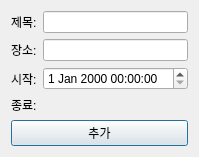
Qt form scheduledialog.ui (ilzelda/VEDA-Calendar) before a commit.
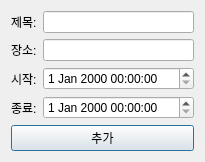
The same form after that commit.

The edit to the form file:
```diff
--- a/scheduledialog.ui
+++ b/scheduledialog.ui
@@ -6,8 +6,8 @@
    <rect>
     <x>0</x>
     <y>0</y>
-    <width>186</width>
-    <height>128</height>
+    <width>205</width>
+    <height>150</height>
    </rect>
   </property>
   <property name="windowTitle">
@@ -57,6 +57,9 @@
        </property>
       </widget>
      </item>
+     <item row="3" column="1">
+      <widget class="QDateTimeEdit" name="dateTimeEditEnd"/>
+     </item>
     </layout>
    </item>
    <item>
```
Left out of the diff: 2 changed lines with no effect on the pictures.
